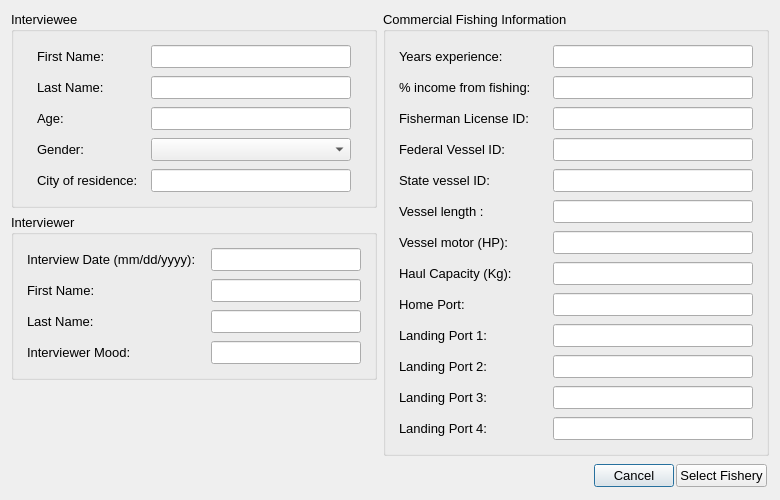
Before: the Qt Designer form oom_noorc_comm/Interview/interviewstart.ui in Ecotrust/openoceanmap-desktop, drawn with Qt 5.
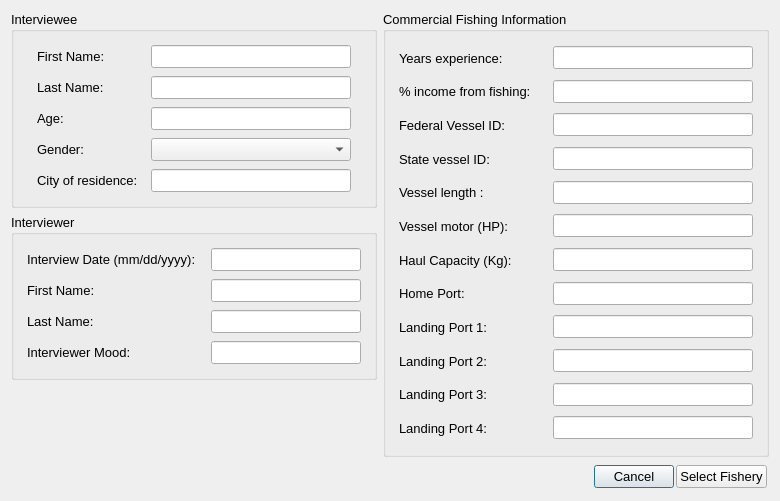
After: the same form once the commit is applied.

```diff
--- a/oom_noorc_comm/Interview/interviewstart.ui
+++ b/oom_noorc_comm/Interview/interviewstart.ui
@@ -6,8 +6,8 @@
    <rect>
     <x>0</x>
     <y>0</y>
-    <width>774</width>
-    <height>497</height>
+    <width>778</width>
+    <height>501</height>
    </rect>
   </property>
   <property name="windowTitle" >
@@ -701,74 +701,6 @@
           </layout>
          </widget>
         </item>
-        <item>
-         <widget class="QWidget" native="1" name="home_port_3" >
-          <property name="font" >
-           <font>
-            <pointsize>10</pointsize>
-           </font>
-          </property>
-          <layout class="QHBoxLayout" name="_5" >
-           <property name="spacing" >
-            <number>4</number>
-           </property>
-           <property name="margin" >
-            <number>4</number>
-           </property>
-           <item>
-            <widget class="QLabel" name="fisherman_license_id_text" >
-             <property name="minimumSize" >
-              <size>
-               <width>150</width>
-               <height>0</height>
-              </size>
-             </property>
-             <property name="maximumSize" >
-              <size>
-               <width>150</width>
-               <height>16777215</height>
-              </size>
-             </property>
-             <property name="font" >
-              <font>
-               <pointsize>10</pointsize>
-              </font>
-             </property>
-             <property name="text" >
-              <string>Fisherman License ID:</string>
-             </property>
-            </widget>
-           </item>
-           <item>
-            <widget class="QLineEdit" name="fisherman_license_id_line" >
-             <property name="enabled" >
-              <bool>true</bool>
-             </property>
-             <property name="minimumSize" >
-              <size>
-               <width>200</width>
-               <height>0</height>
-              </size>
-             </property>
-             <property name="maximumSize" >
-              <size>
-               <width>200</width>
-               <height>16777215</height>
-              </size>
-             </property>
-             <property name="font" >
-              <font>
-               <pointsize>10</pointsize>
-              </font>
-             </property>
-             <property name="text" >
-              <string/>
-             </property>
-            </widget>
-           </item>
-          </layout>
-         </widget>
-        </item>
         <item>
          <widget class="QWidget" native="1" name="ves_license" >
           <property name="font" >
```
Left out of the diff: 1 changed line with no effect on the pictures.
